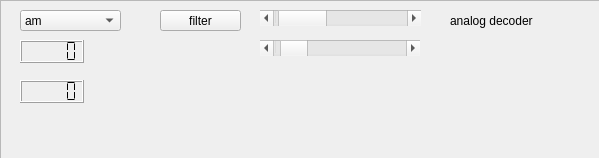
Qt form swreceiver/plugins/decoders/analog-decoder/widget.ui (JvanKatwijk/sdr-j-sw) before a commit.
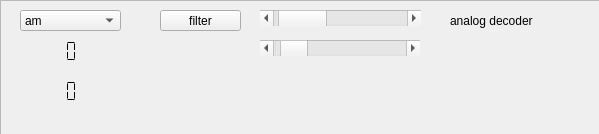
The same form after that commit.

```diff
--- a/swreceiver/plugins/decoders/analog-decoder/widget.ui
+++ b/swreceiver/plugins/decoders/analog-decoder/widget.ui
@@ -7,7 +7,7 @@
     <x>0</x>
     <y>0</y>
     <width>599</width>
-    <height>158</height>
+    <height>134</height>
    </rect>
   </property>
   <property name="windowTitle">
@@ -128,6 +128,12 @@
       <height>23</height>
      </rect>
     </property>
+    <property name="toolTip">
+     <string>&lt;html&gt;&lt;head/&gt;&lt;body&gt;&lt;p&gt;Measured signal Strength.&lt;/p&gt;&lt;/body&gt;&lt;/html&gt;</string>
+    </property>
+    <property name="frameShape">
+     <enum>QFrame::NoFrame</enum>
+    </property>
     <property name="segmentStyle">
      <enum>QLCDNumber::Flat</enum>
     </property>
@@ -163,6 +169,12 @@
       <height>23</height>
      </rect>
     </property>
+    <property name="toolTip">
+     <string>&lt;html&gt;&lt;head/&gt;&lt;body&gt;&lt;p&gt;Average offset when applying pll decoding/&lt;/p&gt;&lt;/body&gt;&lt;/html&gt;</string>
+    </property>
+    <property name="frameShape">
+     <enum>QFrame::NoFrame</enum>
+    </property>
     <property name="segmentStyle">
      <enum>QLCDNumber::Flat</enum>
     </property>
```
Left out of the diff: 12 changed lines with no effect on the pictures.
